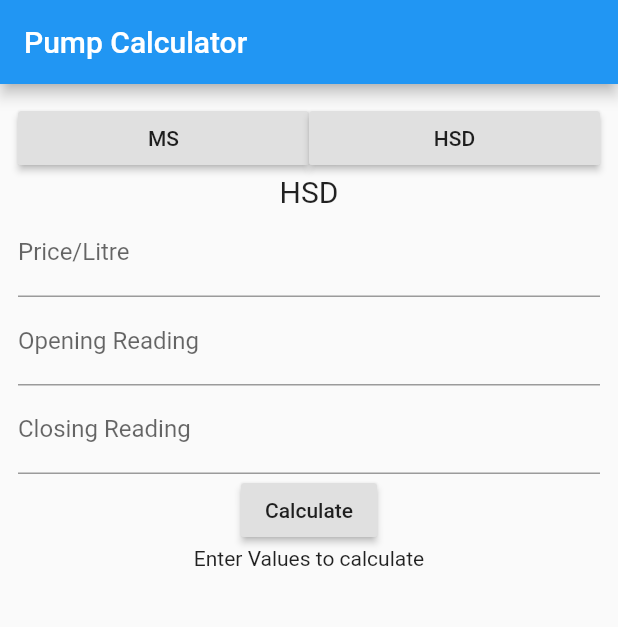
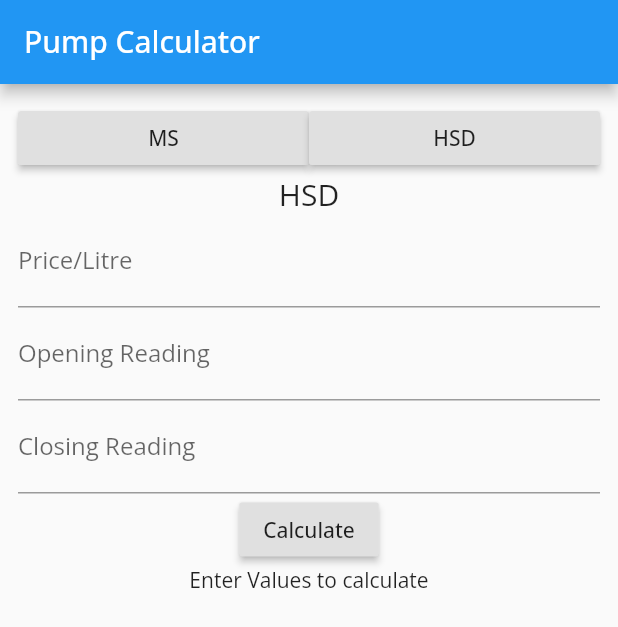
Before and after one commit to nishanthoblirajan/fuel_pump_calculator, a Flutter app: the screen it shows after launch, on a phone screen of 412 x 824 dp. Shown: the top 627 px of the screen. Run offline on Flutter 3.47's test engine with Material 2 defaults, Android fonts, the phone set to English and light mode, and no system bars.

Commit message:
added custom font

```diff
--- a/lib/main.dart
+++ b/lib/main.dart
@@ -40,7 +40,7 @@ class _MyAppState extends State<MyApp> {
     return MaterialApp(
       debugShowCheckedModeBanner: false,
       title: 'Pump Calculator',
-      theme: ThemeData(primarySwatch: Colors.blue),
+      theme: ThemeData(primarySwatch: Colors.blue,fontFamily: 'OpenSans'),
       home: Scaffold(
           resizeToAvoidBottomPadding: false,
         appBar: AppBar(
--- a/pubspec.yaml
+++ b/pubspec.yaml
@@ -34,7 +34,10 @@ dev_dependencies:
 
 # The following section is specific to Flutter.
 flutter:
-
+  fonts:
+  - family: OpenSans
+    fonts:
+      - asset: fonts/OpenSans.ttf
   # The following line ensures that the Material Icons font is
   # included with your application, so that you can use the icons in
   # the material Icons class.
```
